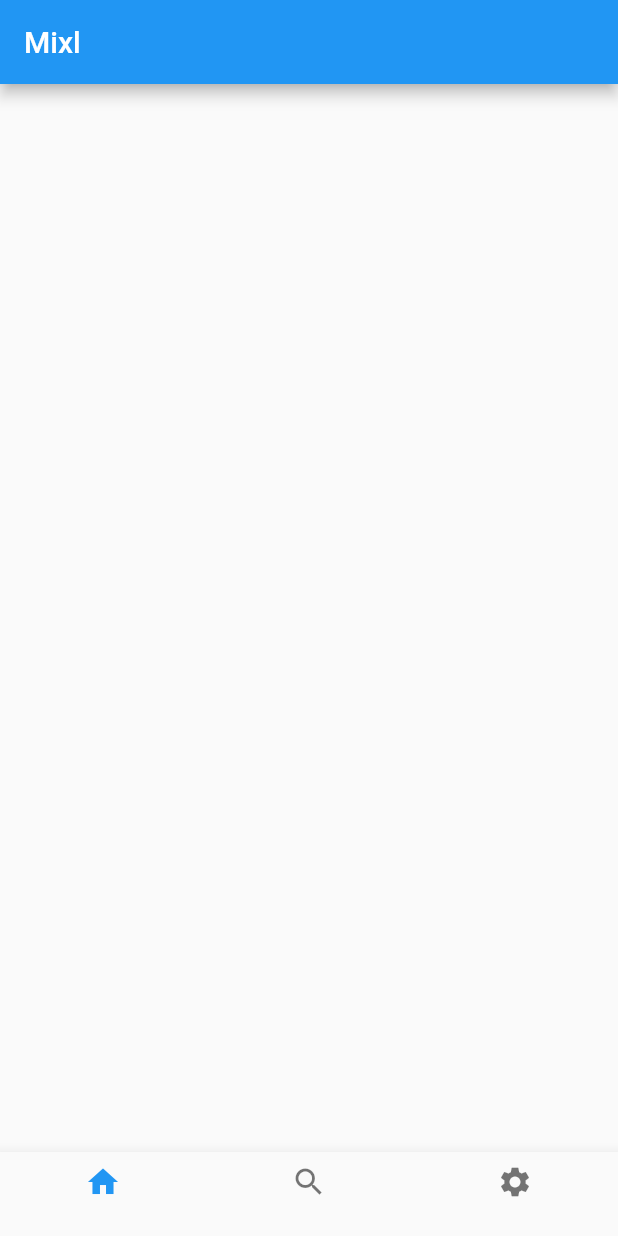
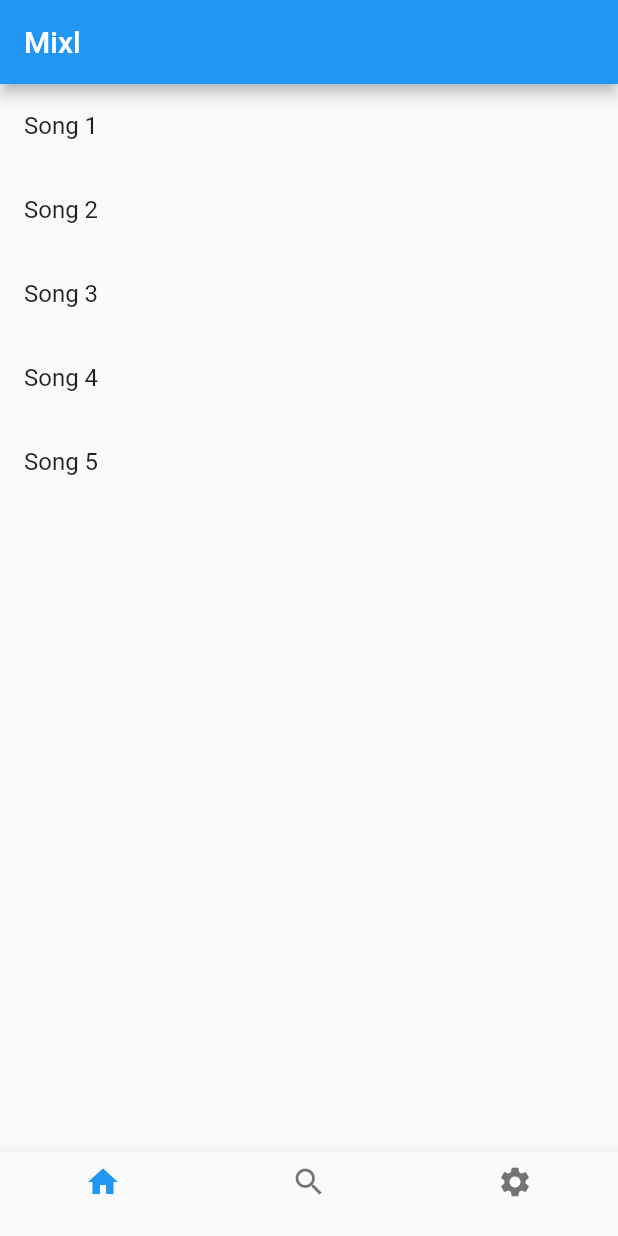
Before and after one commit to saranshahuja/mixl, a Flutter app: the screen it shows after launch, on a phone screen of 412 x 824 dp. Run offline on Flutter 3.47's test engine with Material 2 defaults, Android fonts, the phone set to English and light mode, and no system bars.

```diff
--- a/lib/Pages/Login.dart
+++ b/lib/Pages/Login.dart
@@ -1,5 +1,4 @@
 import 'package:flutter/material.dart';
-import 'package:provider/provider.dart';
 
 class LoginScreen extends StatelessWidget {
   final _emailController = TextEditingController();
--- a/lib/Pages/homeScreen.dart
+++ b/lib/Pages/homeScreen.dart
@@ -1,7 +1,10 @@
 import 'package:flutter/material.dart';
 
+import 'PlayerView.dart';
+
+
 class homeScreen extends StatelessWidget {
-  const homeScreen({Key? key}) : super(key: key);
+   List<String> songs = [  'Song 1',    'Song 2',    'Song 3',    'Song 4',    'Song 5',  ];
 
   @override
   Widget build(BuildContext context) {
@@ -15,12 +18,22 @@ class homeScreen extends StatelessWidget {
       body: Column(
         mainAxisAlignment: MainAxisAlignment.start,
         children: <Widget>[
-          Stack(
-            children: [
-              Row(
-                children: <Widget>[                ],
-              ),
-            ],
+          ListView.builder(
+            shrinkWrap: true,
+            itemCount: songs.length,
+            itemBuilder: (BuildContext context, int index) {
+              return ListTile(
+                title: Text(songs[index]),
+                onTap: () {
+                  Navigator.push(
+                    context,
+                    MaterialPageRoute(
+                      builder: (context) => PlayPage(songName: songs[index]),
+                    ),
+                  );
+                },
+              );
+            },
           ),
         ],
       ),
--- a/pubspec.yaml
+++ b/pubspec.yaml
@@ -36,6 +36,7 @@ dependencies:
   # Use with the CupertinoIcons class for iOS style icons.
   cupertino_icons: ^1.0.2
   provider: ^6.0.5
+
 
 
 dev_dependencies:
```
Also changed, not shown: lib/Pages/PlayerView.dart (added, +39 -0 lines), lib/Pages/PlaylistView.dart (deleted).
